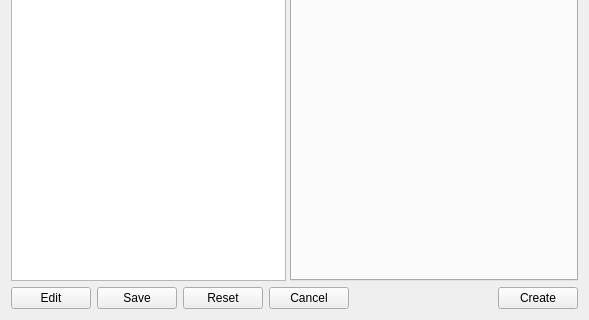
Above: 05_app/ui/NsLoader.ui from M-M0di/Python-Advance before the change; both pictures show x 0 to 589 and y 546 to 866 of the 589 by 866 pixel window. Below: the same form after it.
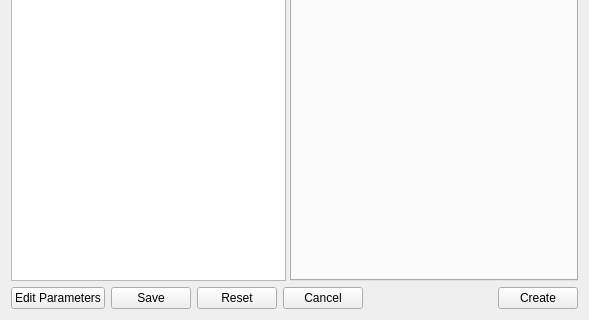
That is the form after the change. Icons and pictures are not drawn.

What changed in the file:
```diff
--- a/05_app/ui/NsLoader.ui
+++ b/05_app/ui/NsLoader.ui
@@ -257,7 +257,7 @@
      <item>
       <widget class="QPushButton" name="btn_Edit">
        <property name="text">
-        <string>Edit</string>
+        <string>Edit Parameters</string>
        </property>
       </widget>
      </item>
```
Left out of the diff: 8 changed lines with no effect on the pictures.
